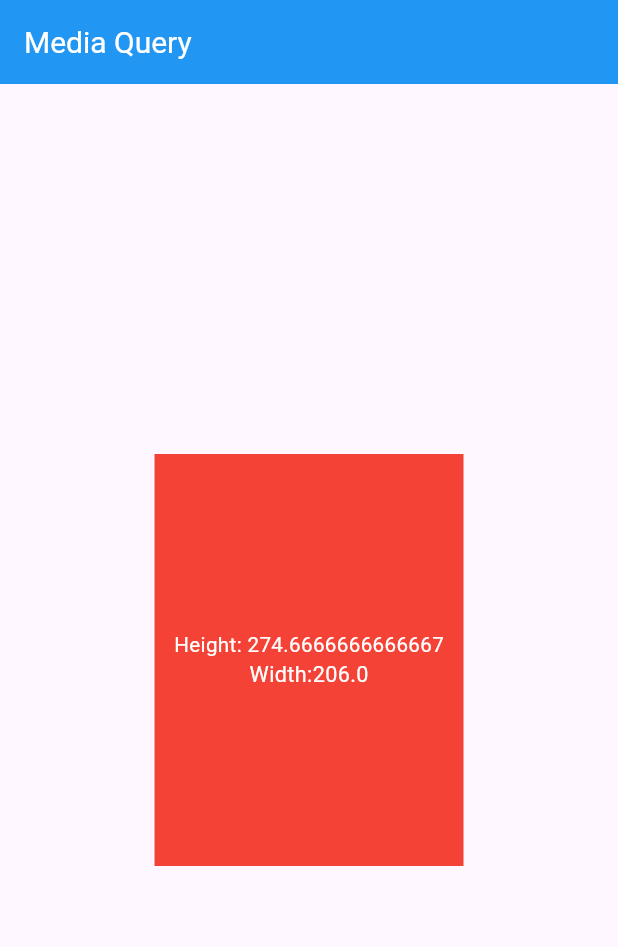
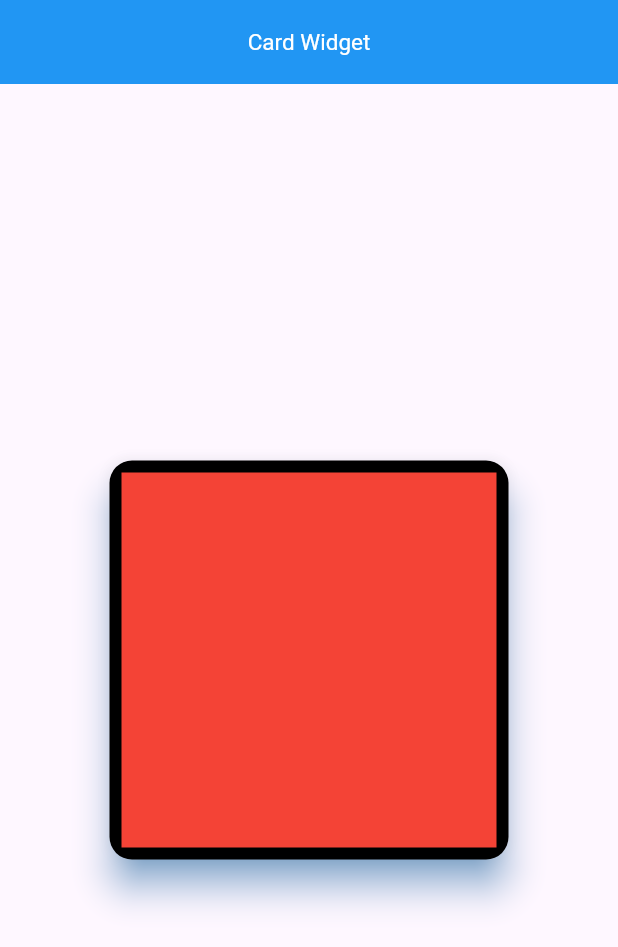
Before and after one commit to mahmud5658/flutter_widgets, a Flutter app: the screen it shows after launch, on a phone screen of 412 x 824 dp. Shown: the top 947 px of the screen. Run offline on Flutter 3.47's test engine with Material 3 defaults, Android fonts, the phone set to English and light mode, and no system bars.

Commit message:
card widget

```diff
--- a/lib/main.dart
+++ b/lib/main.dart
@@ -1,7 +1,7 @@
 import 'package:flutter/material.dart';
 // import 'package:flutter_widget/widgets/app_bar.dart';
-import 'package:flutter_widget/widgets/media_query.dart';
+import 'package:flutter_widget/widgets/card.dart';
 
 void main() {
-  runApp(const MediaQueryWidget());
+  runApp(const CardWidget());
 }
--- /dev/null
+++ b/lib/widgets/card.dart
@@ -0,0 +1,42 @@
+import 'package:flutter/material.dart';
+
+class CardWidget extends StatelessWidget {
+  const CardWidget({super.key});
+
+  @override
+  Widget build(BuildContext context) {
+    return MaterialApp(
+      debugShowCheckedModeBanner: false,
+      home: Scaffold(
+        appBar: AppBar(
+          backgroundColor: Colors.blue,
+          centerTitle: true,
+          title: const Text(
+            'Card Widget',
+            style: TextStyle(fontSize: 15, color: Colors.white),
+          ),
+        ),
+        body: SafeArea(
+          child: Center(
+            child: Card(
+              shape: RoundedRectangleBorder(
+                borderRadius: BorderRadius.circular(15),
+              ),
+              elevation: 10,
+              shadowColor: Colors.blue,
+              color: Colors.black,
+              child: Padding(
+                padding: const EdgeInsets.all(8),
+                child: Container(
+                  height: 250,
+                  width: 250,
+                  color: Colors.red,
+                ),
+              ),
+            ),
+          ),
+        ),
+      ),
+    );
+  }
+}
```
